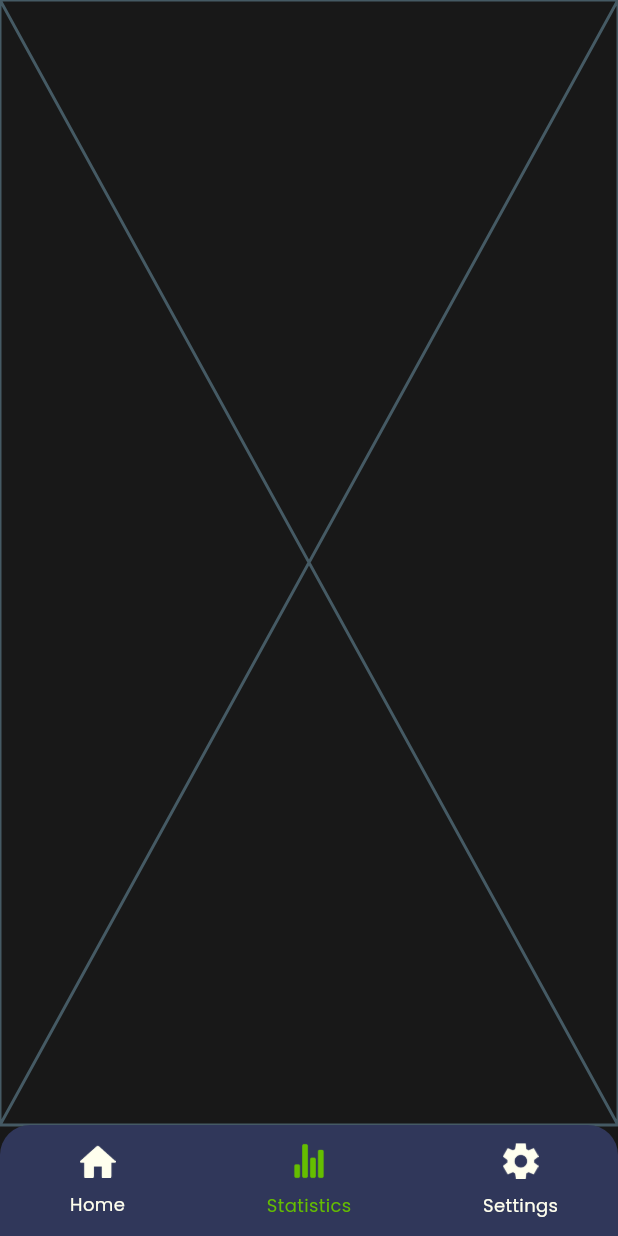
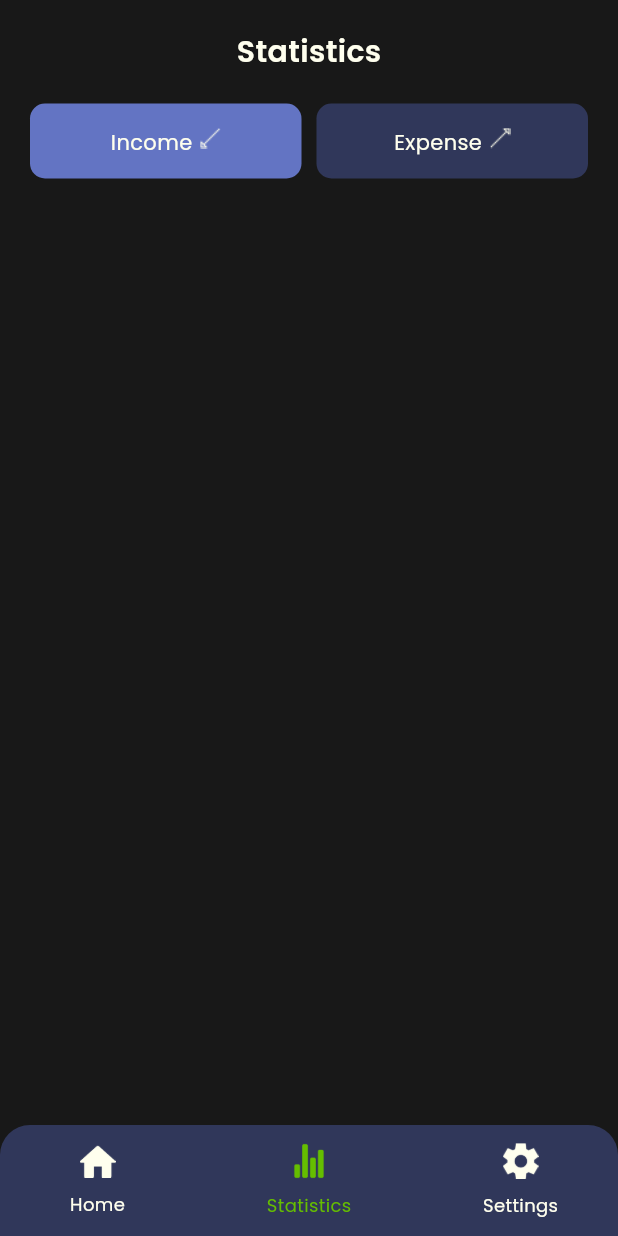
Before and after one commit to TST-TEAM-APPS/tt_19, a Flutter app: the screen it shows after launch, item 2 of the bottom bar chosen, on a phone screen of 412 x 824 dp. Run offline on Flutter 3.47's test engine with Material 3 defaults, Android fonts, the light colour scheme and no system bars; our stand-ins replace calendar_date_picker2, fl_chart, google_fonts, hive, hive_flutter; accounts and stored records are empty.

Commit message:
update statistic home

```diff
--- a/lib/features/parent_screen/parent_screen.dart
+++ b/lib/features/parent_screen/parent_screen.dart
@@ -6,7 +6,8 @@ import 'package:tt_25/core/colors.dart';
 import 'package:tt_25/features/home/logic/view_model/home_screen_view_model.dart';
 import 'package:tt_25/features/home/view/home_screen.dart';
 import 'package:tt_25/features/settings/ui/settings_screen.dart';
-import 'package:tt_25/features/statistics/ui/statistics_screen.dart';
+import 'package:tt_25/features/statistics/logic/view_model/statistic_screen_view_model.dart';
+import 'package:tt_25/features/statistics/view/statistics_screen.dart';
 
 class ParentScreen extends StatefulWidget {
   const ParentScreen({super.key});
@@ -27,7 +28,10 @@ class _ParentScreenState extends State<ParentScreen> {
         iconPath: 'assets/icons/home_screen.png',
         title: 'Home'),
     PageModel(
-        page: const StatisticsScreen(),
+        page: ChangeNotifierProvider(
+          create: (_) => StatisticScreenViewModel(),
+          child: const StatisticsScreen(),
+        ),
         iconPath: 'assets/icons/statistics.png',
         title: 'Statistics'),
     PageModel(
--- /dev/null
+++ b/lib/features/statistics/logic/view_model/statistic_screen_state.dart
@@ -0,0 +1,13 @@
+import 'package:tt_25/features/home/logic/model/transactions_model.dart';
+
+class StatisticScreenState {
+  List<TransactionModel> transactionList;
+  Map<DateTime, int> dateTimeMapHelper;
+  TransactionType currentTransactionType;
+
+  StatisticScreenState({
+    this.transactionList = const [],
+    this.dateTimeMapHelper = const {},
+    this.currentTransactionType = TransactionType.income,
+  });
+}
--- /dev/null
+++ b/lib/features/statistics/logic/view_model/statistic_screen_view_model.dart
@@ -0,0 +1,41 @@
+import 'package:flutter/material.dart';
+import 'package:tt_25/features/home/logic/model/transactions_model.dart';
+import 'package:tt_25/features/home/logic/service/transaction_service.dart';
+import 'package:tt_25/features/statistics/logic/view_model/statistic_screen_state.dart';
+
+class StatisticScreenViewModel extends ChangeNotifier {
+  final TransactionService _transactionModelService = TransactionService();
+
+  StatisticScreenState _statisticScreenState = StatisticScreenState();
+
+  StatisticScreenState get statisticScreenState => _statisticScreenState;
+  StatisticScreenViewModel() {
+    loadData();
+  }
+
+  Future<void> loadData() async {
+    await _transactionModelService.loadData();
+    await _transactionModelService
+        .getTransactionsByType(_statisticScreenState.currentTransactionType);
+
+    _statisticScreenState = StatisticScreenState(
+      transactionList: _transactionModelService.transactionList,
+      dateTimeMapHelper: _transactionModelService.dateTimeMapHelper,
+      currentTransactionType: _transactionModelService.transactionType,
+    );
+
+    notifyListeners();
+  }
+
+  Future<void> onTransactionFilterByType(
+      TransactionType transactionType) async {
+    _transactionModelService.getTransactionsByType(transactionType).then((_) {
+      _statisticScreenState = StatisticScreenState(
+        transactionList: _transactionModelService.transactionList,
+        dateTimeMapHelper: _transactionModelService.dateTimeMapHelper,
+        currentTransactionType: _transactionModelService.transactionType,
+      );
+      notifyListeners();
+    });
+  }
+}
--- a/lib/features/statistics/ui/statistics_screen.dart
+++ /dev/null
@@ -1,15 +0,0 @@
-import 'package:flutter/material.dart';
-
-class StatisticsScreen extends StatefulWidget {
-  const StatisticsScreen({super.key});
-
-  @override
-  State<StatisticsScreen> createState() => _StatisticsScreenState();
-}
-
-class _StatisticsScreenState extends State<StatisticsScreen> {
-  @override
-  Widget build(BuildContext context) {
-    return const Placeholder();
-  }
-}
--- /dev/null
+++ b/lib/features/statistics/view/statistics_screen.dart
@@ -0,0 +1,300 @@
+import 'package:flutter/material.dart';
+import 'package:intl/intl.dart';
+import 'package:provider/provider.dart';
+import 'package:tt_25/core/app_fonts.dart';
+import 'package:tt_25/core/colors.dart';
+import 'package:tt_25/features/home/logic/model/transactions_model.dart';
+import 'package:tt_25/features/statistics/logic/view_model/statistic_screen_view_model.dart';
+
+class StatisticsScreen extends StatefulWidget {
+  const StatisticsScreen({super.key});
+
+  @override
+  State<StatisticsScreen> createState() => _StatisticsScreenState();
+}
+
+class _StatisticsScreenState extends State<StatisticsScreen> {
+  String formatTransactionDate(DateTime date) {
+    final now = DateTime.now();
+    final difference = now.difference(date).inDays;
+
+    if (difference == 0) {
+      return "Today ${DateFormat('HH:mm').format(date)}";
+    } else if (difference == 1) {
+      return "Yesterday ${DateFormat('HH:mm').format(date)}";
+    } else {
+      return "$difference days ago ${DateFormat('HH:mm').format(date)}";
+    }
+  }
+
+  String formatTransactionDateWithoutTime(DateTime date) {
+    final now = DateTime.now();
+    final difference = now.difference(date).inDays;
+
+    if (difference == 0) {
+      return "Today";
+    } else if (difference == 1) {
+      return "Yesterday}";
+    } else {
+      return "$difference days ago}";
+    }
+  }
+
+  @override
+  Widget build(BuildContext context) {
+    final model = context.watch<StatisticScreenViewModel>();
+    return SafeArea(
+        child: Scaffold(
+      body: SingleChildScrollView(
+          child: Padding(
+        padding: const EdgeInsets.all(20),
+        child: Column(
+          children: [
+            Row(
+              mainAxisAlignment: MainAxisAlignment.spaceBetween,
+              children: [
+                const SizedBox(),
+                Text(
+                  'Statistics',
+                  style:
+                      AppFonts.displayMedium.copyWith(color: AppColors.white),
+                ),
+                const SizedBox(),
+              ],
+            ),
+            const SizedBox(
+              height: 20,
+            ),
+            const _TransactionButtons(),
+            const SizedBox(
+              height: 20,
+            ),
+            ListView.separated(
+              shrinkWrap: true,
+              physics: const NeverScrollableScrollPhysics(),
+              itemBuilder: (BuildContext context, int index) {
+                return Column(
+                  crossAxisAlignment: CrossAxisAlignment.start,
+                  children: [
+                    if (model.statisticScreenState.dateTimeMapHelper
+                        .containsValue(index))
+                      Padding(
+                        padding: const EdgeInsets.only(bottom: 10),
+                        child: Text(
+                          formatTransactionDateWithoutTime(model
+                              .statisticScreenState
+                              .transactionList[index]
+                              .date),
+                          style: AppFonts.bodyLarge.copyWith(
+                            color: AppColors.white,
+                          ),
+                        ),
+                      ),
+                    Container(
+                      height: 50,
+                      padding: const EdgeInsets.symmetric(
+                          horizontal: 10, vertical: 5),
+                      width: double.infinity,
+                      decoration: BoxDecoration(
+                        borderRadius: BorderRadius.circular(10),
+                        color: model.statisticScreenState.transactionList[index]
+                                    .transactionsType ==
+                                TransactionType.income
+                            ? AppColors.green
+                            : AppColors.red,
+                      ),
+                      child: Row(
+                        mainAxisAlignment: MainAxisAlignment.start,
+                        crossAxisAlignment: CrossAxisAlignment.start,
+                        children: [
+                          Expanded(
+                            child: Row(
+                              children: [
+                                Image.asset(
+                                  model
+                                      .statisticScreenState
+                                      .transactionList[index]
+                                      .category
+                                      .imagePath,
+                                  width: 24,
+                                  height: 24,
+                                  fit: BoxFit.cover,
+                                ),
+                                const SizedBox(
+                                  width: 8,
+                                ),
+                                Column(
+                                  mainAxisAlignment:
+                                      MainAxisAlignment.spaceBetween,
+                                  crossAxisAlignment: CrossAxisAlignment.start,
+                                  children: [
+                                    RichText(
+                                      text: TextSpan(
+                                        text:
+                                            '${model.statisticScreenState.transactionList[index].transactionsType.toString().split('.').last}: ',
+                                        style: AppFonts.bodyMedium.copyWith(
+                                          color: AppColors.background,
+                                        ),
+                                        children: [
+                                          TextSpan(
+                                            text: model.statisticScreenState
+                                                .transactionList[index].name,
+                                            style: AppFonts.bodyMedium.copyWith(
+                                              color: AppColors.white,
+                                            ),
+                                          ),
+                                        ],
+                                      ),
+                                    ),
+                                    Text(
+                                      formatTransactionDate(model
+                                          .statisticScreenState
+                                          .transactionList[index]
+                                          .date),
+                                      style: AppFonts.bodyMedium.copyWith(
+                                        color: AppColors.white,
+                                      ),
+                                    ),
+                                  ],
+                                )
+                              ],
+                            ),
+                          ),
+                          Text(
+                            '${model.statisticScreenState.transactionList[index].transactionsType == TransactionType.income ? '+\$' : '-\$'}${model.statisticScreenState.transactionList[index].amount}',
+                            style: AppFonts.bodyMedium.copyWith(
+                              color: AppColors.white,
+                            ),
+                          )
+                        ],
+                      ),
+                    )
+                  ],
+                );
+              },
+              itemCount: model.statisticScreenState.transactionList.length,
+              separatorBuilder: (BuildContext context, int index) {
+                return const SizedBox(
+                  height: 10,
+                );
+              },
+            )
+          ],
+        ),
+      )),
+    ));
+  }
+}
+
+class _TransactionButtons extends StatelessWidget {
+  const _TransactionButtons();
+
+  @override
+  Widget build(BuildContext context) {
+    final model = context.watch<StatisticScreenViewModel>();
+
+    return Row(
+      children: [
+        Expanded(
+          child: Material(
+            borderRadius: BorderRadius.circular(10),
+            color: model.statisticScreenState.currentTransactionType ==
+                    TransactionType.income
+                ? AppColors.primary
+                : AppColors.secondary,
+            child: InkWell(
+              highlightColor: Colors.white.withOpacity(0.5),
+              borderRadius: BorderRadius.circular(10),
+              onTap: () {
+                model.onTransactionFilterByType(TransactionType.income);
+              },
+              child: Container(
+                height: 50,
+                padding:
+                    const EdgeInsets.symmetric(horizontal: 20, vertical: 16),
+                decoration: BoxDecoration(
+                  borderRadius: BorderRadius.circular(10),
+                  color: Colors.transparent,
+                ),
+                child: Center(
+                  child: Row(
+                    mainAxisAlignment: MainAxisAlignment.center,
+                    crossAxisAlignment: CrossAxisAlignment.start,
+                    children: [
+                      Text(
+                        'Income',
+                        style: AppFonts.bodyLarge.copyWith(
+                          color: AppColors.white,
+                        ),
+                      ),
+                      const SizedBox(
+                        width: 5,
+                      ),
+                      Image.asset(
+                        'assets/icons/arrow-iskos.png',
+                        width: 14,
+                        height: 14,
+                        fit: BoxFit.cover,
+                      )
+                    ],
+                  ),
+                ),
+              ),
+            ),
+          ),
+        ),
+        const SizedBox(
+          width: 10,
+        ),
+        Expanded(
+          child: Material(
+            borderRadius: BorderRadius.circular(10),
+            color: model.statisticScreenState.currentTransactionType ==
+                    TransactionType.expense
+                ? AppColors.primary
+                : AppColors.secondary,
+            child: InkWell(
+              onTap: () {
+                model.onTransactionFilterByType(TransactionType.expense);
+              },
+              borderRadius: BorderRadius.circular(10),
+              highlightColor: AppColors.white.withOpacity(0.5),
+              child: Container(
+                height: 50,
+                padding:
+                    const EdgeInsets.symmetric(horizontal: 20, vertical: 16),
+                decoration: BoxDecoration(
+                  borderRadius: BorderRadius.circular(10),
+                  color: Colors.transparent,
+                ),
+                child: Center(
+                  child: Row(
+                    mainAxisAlignment: MainAxisAlignment.center,
+                    crossAxisAlignment: CrossAxisAlignment.start,
+                    children: [
+                      Text(
+                        'Expense',
+                        style: AppFonts.bodyLarge.copyWith(
+                          color: AppColors.white,
+                        ),
+                      ),
+                      const SizedBox(
+                        width: 5,
+                      ),
+                      Image.asset(
+                        'assets/icons/arrow_iskos_right.png',
+                        width: 14,
+                        height: 14,
+                        fit: BoxFit.cover,
+                      )
+                    ],
+                  ),
+                ),
+              ),
+            ),
+          ),
+        ),
+      ],
+    );
+  }
+}
```
Also changed, not shown: lib/features/home/logic/service/transaction_service.dart (+31 -1 lines), lib/features/home/view/home_screen.dart (+28 -7 lines).
